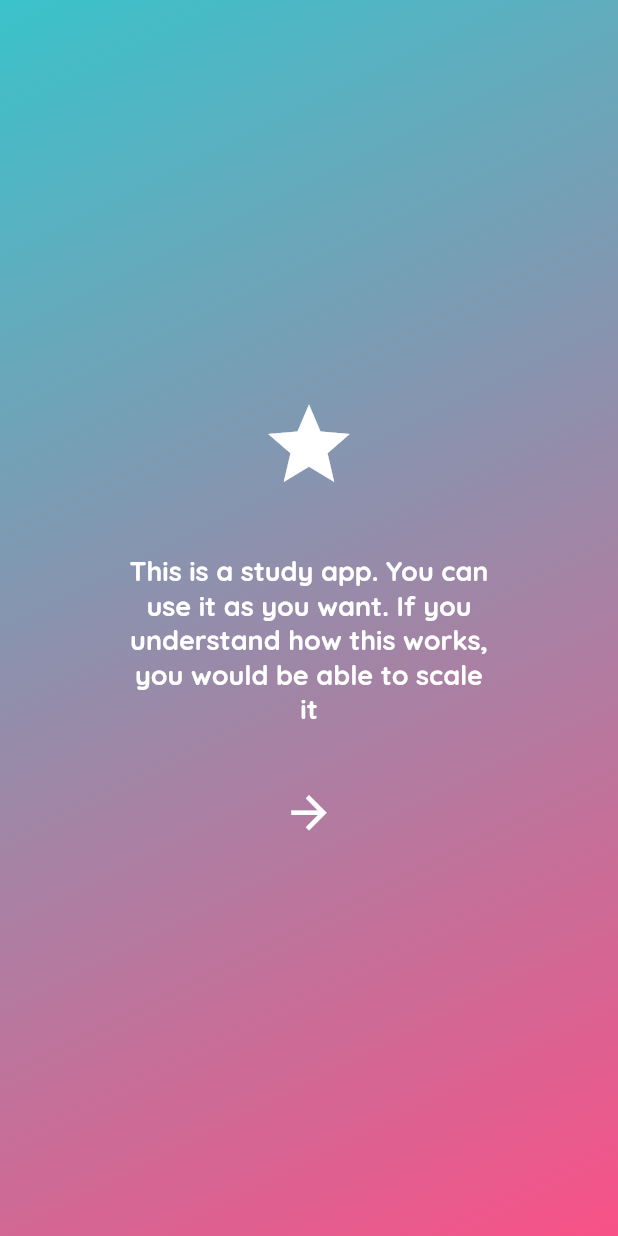
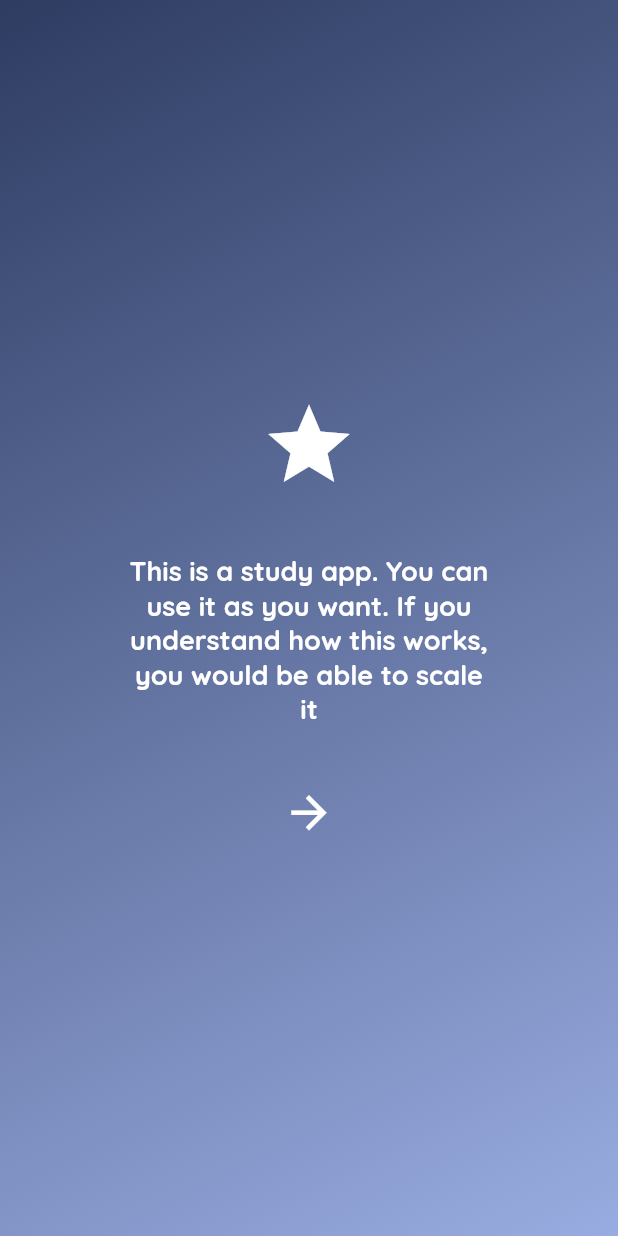
Before and after one commit to uemirhanselim/Study-Master-App, a Flutter app: the screen it shows after launch, on a phone screen of 412 x 824 dp. Run offline on Flutter 3.47's test engine with Material 2 defaults, Android fonts, the phone set to English and light mode, and no system bars; our stand-ins replace cloud_firestore, firebase_core, get, google_fonts; accounts and stored records are empty; project files that could hold a hidden picture were left out.

Commit message:
other changes

```diff
--- a/lib/bindings/initial_bindings.dart
+++ b/lib/bindings/initial_bindings.dart
@@ -1,4 +1,5 @@
 import 'package:firebase_master_class/controllers/auth_contoller.dart';
+import 'package:firebase_master_class/controllers/question_paper/question_paper_controller.dart';
 import 'package:firebase_master_class/controllers/theme_controller.dart';
 import 'package:get/get.dart';
 
@@ -6,6 +7,7 @@ class InitialBindings implements Bindings {
   @override
   void dependencies() {
     //? bir controllerı inject etmek için put() metodunu kullan
+
     Get.put(ThemeController());
     Get.put(AuthContoller(), permanent: true);
   }
--- a/lib/main.dart
+++ b/lib/main.dart
@@ -1,9 +1,8 @@
 import 'package:firebase_master_class/bindings/initial_bindings.dart';
-import 'package:firebase_master_class/helpers/themes/app_light_theme.dart';
+import 'package:firebase_master_class/controllers/theme_controller.dart';
 import 'package:firebase_master_class/routes/app_routes.dart';
 import 'package:flutter/material.dart';
 import 'package:get/get.dart';
-import 'package:get/get_navigation/src/root/get_material_app.dart';
 
 void main() {
   WidgetsFlutterBinding.ensureInitialized();
@@ -18,7 +17,7 @@ class MyApp extends StatelessWidget {
   Widget build(BuildContext context) {
     return GetMaterialApp(
       debugShowCheckedModeBanner: false,
-      theme: LightTheme().buildLightTheme(),
+      theme: Get.find<ThemeController>().darkTheme,
       getPages: AppRoutes.routes(),
     );
   }
--- a/lib/routes/app_routes.dart
+++ b/lib/routes/app_routes.dart
@@ -1,3 +1,5 @@
+import 'package:firebase_master_class/controllers/question_paper/question_paper_controller.dart';
+import 'package:firebase_master_class/view/home/home_view.dart';
 import 'package:firebase_master_class/view/introduction/introduction_view.dart';
 import 'package:firebase_master_class/view/splash/splash_view.dart';
 import 'package:get/get.dart';
@@ -5,6 +7,14 @@ import 'package:get/get.dart';
 class AppRoutes {
   static List<GetPage> routes() => [
         GetPage(name: "/", page: () => const SplashView()),
-        GetPage(name: "/introduction", page: () => const IntroductionView ()),
+        GetPage(name: "/introduction", page: () => const IntroductionView()),
+        GetPage(
+            name: "/home",
+            page: () => const HomeView(),
+            binding: BindingsBuilder(
+              () {
+                Get.put(QuestionPaperController());
+              },
+            )),
       ];
 }
--- a/lib/view/introduction/introduction_view.dart
+++ b/lib/view/introduction/introduction_view.dart
@@ -32,7 +32,9 @@ class IntroductionView extends StatelessWidget {
                 ),
                 const SizedBox(height: 40),
                 AppCircleButton(
-                  onTap: () => null,
+                  onTap: () {
+                    Get.offAllNamed("/home");
+                  },
                   child: const Icon(Icons.arrow_forward, size: 35),
                 ),
               ],
```
